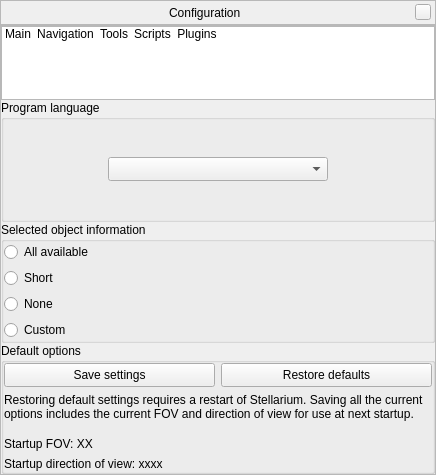
519984307/stellarium_src, file src/gui/configurationDialog.ui: the form before one commit.
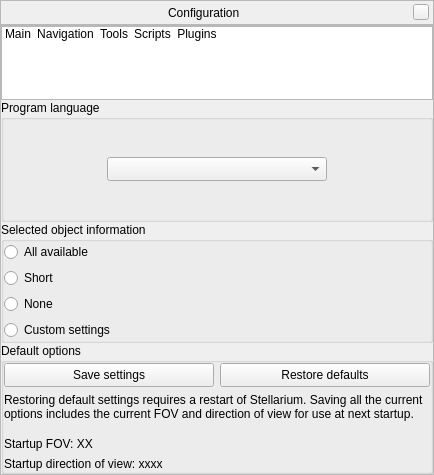
The form after the commit. Icons and pictures are not drawn. Custom widgets are drawn as their Qt base class.

Commit message: update description of selection point

```diff
--- a/src/gui/configurationDialog.ui
+++ b/src/gui/configurationDialog.ui
@@ -6,7 +6,7 @@
    <rect>
     <x>0</x>
     <y>0</y>
-    <width>436</width>
+    <width>434</width>
     <height>475</height>
    </rect>
   </property>
@@ -247,7 +247,7 @@
                 <string>Display user settings information</string>
                </property>
                <property name="text">
-                <string>Custom</string>
+                <string>Custom settings</string>
                </property>
               </widget>
              </item>
```
